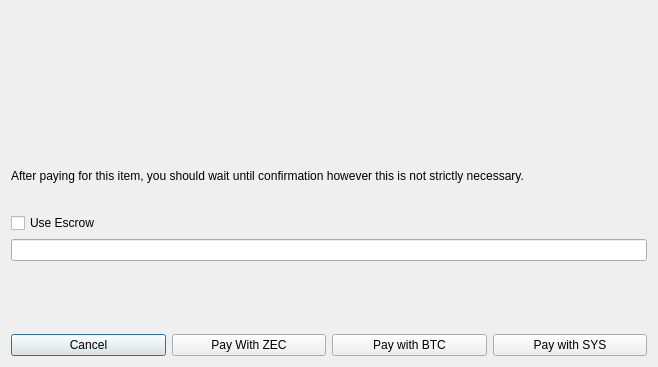
Old version of the form src/qt/forms/offeracceptdialog.ui in the repository blockchaindevelopers/DynamicX.
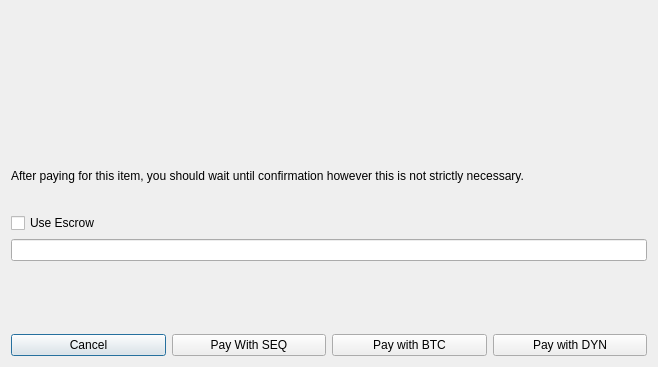
New version of the form.

The edit to the form file:
```diff
--- a/src/qt/forms/offeracceptdialog.ui
+++ b/src/qt/forms/offeracceptdialog.ui
@@ -32,7 +32,7 @@
      <item>
       <widget class="QPushButton" name="acceptZecButton">
        <property name="text">
-        <string>Pay With ZEC</string>
+        <string>Pay With SEQ</string>
        </property>
       </widget>
      </item>
@@ -55,7 +55,7 @@
         <string>Pay with Syscoin</string>
        </property>
        <property name="text">
-        <string>Pay with SYS</string>
+        <string>Pay with DYN</string>
        </property>
       </widget>
      </item>
```
Left out of the diff: 8 changed lines with no effect on the pictures.
